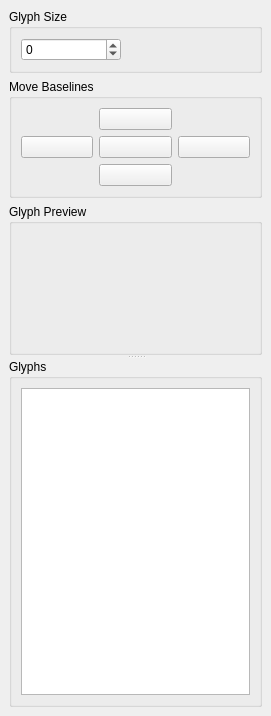
Qt form dockglyphs.ui (GrandFatherPikhto/Glyph) before a commit.
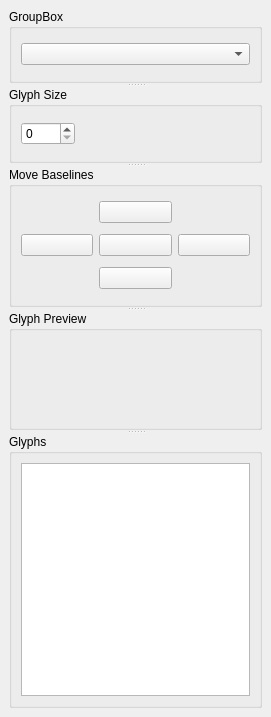
The same form after that commit. Icons and pictures are not drawn.

```diff
--- a/dockglyphs.ui
+++ b/dockglyphs.ui
@@ -7,15 +7,29 @@
     <x>0</x>
     <y>0</y>
     <width>271</width>
-    <height>716</height>
+    <height>717</height>
    </rect>
   </property>
   <property name="windowTitle">
    <string>Glyphs</string>
   </property>
   <widget class="QWidget" name="dockWidgetContents">
+   <layout class="QVBoxLayout" name="verticalLayout_3">
+    <item>
+     <widget class="QSplitter" name="splitter">
+      <property name="orientation">
+       <enum>Qt::Orientation::Vertical</enum>
+      </property>
+      <widget class="QGroupBox" name="groupBoxProfile">
+       <property name="title">
+        <string>GroupBox</string>
+       </property>
    <layout class="QVBoxLayout" name="verticalLayout_2">
     <item>
+         <widget class="QComboBox" name="comboBoxProfile"/>
+        </item>
+       </layout>
+      </widget>
      <widget class="QGroupBox" name="groupBoxGlyphSize">
       <property name="title">
        <string>Glyph Size</string>
@@ -23,21 +37,6 @@
       <layout class="QHBoxLayout" name="horizontalLayout_2">
        <item>
         <widget class="QSpinBox" name="spinBoxGlyphSize">
-         <property name="sizePolicy">
-          <sizepolicy hsizetype="Preferred" vsizetype="Fixed">
-           <horstretch>0</horstretch>
-           <verstretch>0</verstretch>
-          </sizepolicy>
-         </property>
-         <property name="minimumSize">
-          <size>
-           <width>100</width>
-           <height>0</height>
-          </size>
-         </property>
-         <property name="minimum">
-          <number>-1</number>
-         </property>
          <property name="maximum">
           <number>1024</number>
          </property>
@@ -50,7 +49,7 @@
          </property>
          <property name="sizeHint" stdset="0">
           <size>
-           <width>94</width>
+            <width>179</width>
            <height>20</height>
           </size>
          </property>
@@ -58,8 +57,6 @@
        </item>
       </layout>
      </widget>
-    </item>
-    <item>
      <widget class="QGroupBox" name="groupBoxMove">
       <property name="title">
        <string>Move Baselines</string>
@@ -152,12 +149,6 @@
        </item>
       </layout>
      </widget>
-    </item>
-    <item>
-     <widget class="QSplitter" name="splitter">
-      <property name="orientation">
-       <enum>Qt::Orientation::Vertical</enum>
-      </property>
       <widget class="QGroupBox" name="groupBoxPreview">
        <property name="title">
         <string>Glyph Preview</string>
```
Lines whose indentation alone changed are shown as unchanged.
